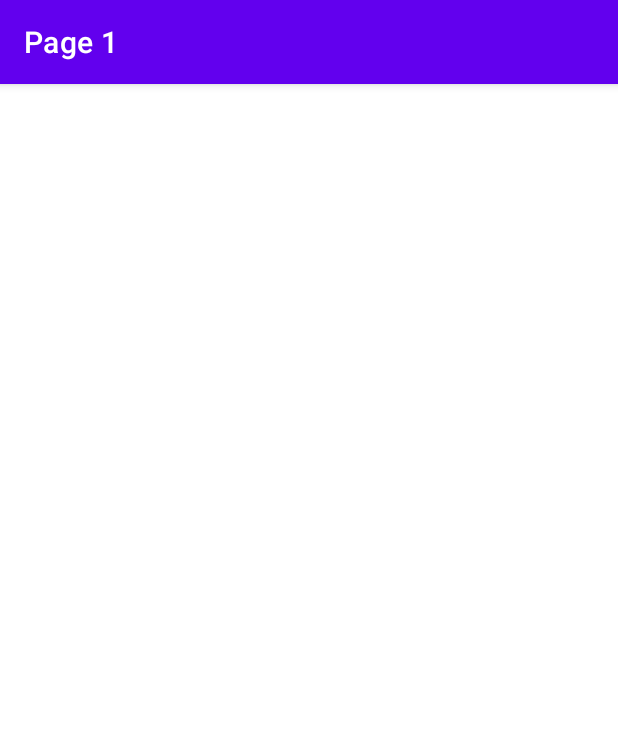
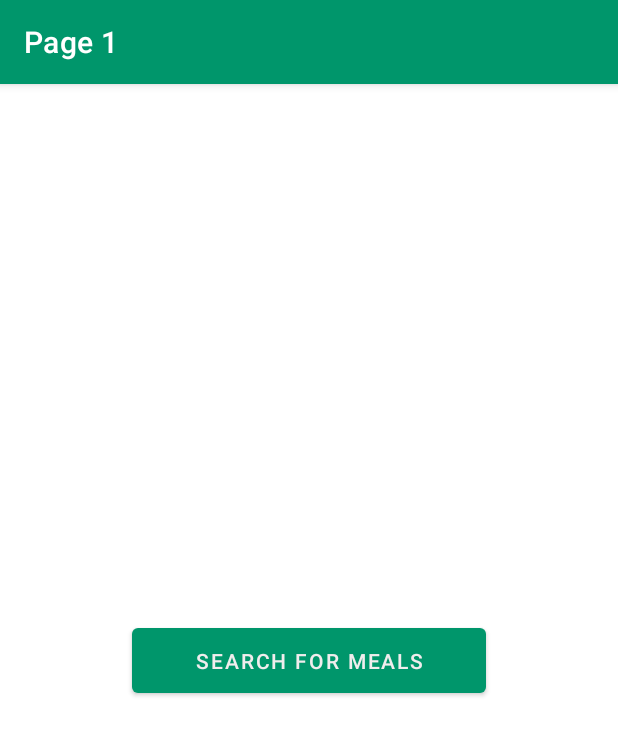
Before and after one commit to AakifAhmedd/MobileAppDev-CW2, an Android app: the screen it shows after launch (MainActivity), on a phone screen of 412 x 824 dp. Shown: the top 735 px of the screen. Run offline under Robolectric (Android 15) with nearby library versions, the phone set to English and light mode, and no system bars.

Commit message:
Corrections to layout

```diff
--- a/app/src/main/res/layout/activity_main.xml
+++ b/app/src/main/res/layout/activity_main.xml
@@ -7,4 +7,17 @@
     tools:context=".MainActivity">
 
 
+    <Button
+        android:id="@+id/button"
+        android:layout_width="236dp"
+        android:layout_height="55dp"
+        android:text="@string/search_for_meals_string"
+        app:layout_constraintBottom_toBottomOf="parent"
+        app:layout_constraintEnd_toEndOf="parent"
+        app:layout_constraintHorizontal_bias="0.5"
+        app:layout_constraintStart_toStartOf="parent"
+        app:layout_constraintTop_toTopOf="parent"
+        app:layout_constraintVertical_bias="0.5"
+        tools:ignore="MissingConstraints" />
+
 </androidx.constraintlayout.widget.ConstraintLayout>
--- a/app/src/main/res/values/colors.xml
+++ b/app/src/main/res/values/colors.xml
@@ -1,20 +1,8 @@
 <?xml version="1.0" encoding="utf-8"?>
 <resources>
-	<!-- main_screen colors -->
+	<color name="colorPrimary">#00966B</color>
+	<color name="colorPrimaryDark">#007856</color>
+	<color name="black">#10111D</color>
+	<color name="white">#F0EDED</color>
 
-	<color name="colorPrimary">#008577</color>
-	<color name="colorPrimaryDark">#00574B</color>
-	<color name="colorAccent">#D81B60</color>
-	<color name="purple_200">#FFBB86FC</color>
-	<color name="purple_500">#FF6200EE</color>
-	<color name="purple_700">#FF3700B3</color>
-	<color name="teal_200">#FF03DAC5</color>
-	<color name="teal_700">#FF018786</color>
-	<color name="black">#FF000000</color>
-	<color name="white">#FFFFFFFF</color>
-
-	<color name="_bg__main_screen_ek2_color">#10111D</color>
-	<color name="rectangle_1_color">#00966B</color>
-	<color name="search_for_meals_color">#F0EDED</color>
-	<color name="rectangle_2_color">#ffffff</color>
 </resources>
--- a/app/src/main/res/values/themes.xml
+++ b/app/src/main/res/values/themes.xml
@@ -2,12 +2,12 @@
     <!-- Base application theme. -->
     <style name="Theme.MobileAppCW2" parent="Theme.MaterialComponents.DayNight.DarkActionBar">
         <!-- Primary brand color. -->
-        <item name="colorPrimary">@color/purple_500</item>
-        <item name="colorPrimaryVariant">@color/purple_700</item>
+        <item name="colorPrimary">@color/colorPrimary</item>
+        <item name="colorPrimaryVariant">@color/colorPrimaryDark</item>
         <item name="colorOnPrimary">@color/white</item>
         <!-- Secondary brand color. -->
-        <item name="colorSecondary">@color/teal_200</item>
-        <item name="colorSecondaryVariant">@color/teal_700</item>
+        <item name="colorSecondary">@color/colorPrimary</item>
+        <item name="colorSecondaryVariant">@color/colorPrimaryDark</item>
         <item name="colorOnSecondary">@color/black</item>
         <!-- Status bar color. -->
         <item name="android:statusBarColor">?attr/colorPrimaryVariant</item>
```
